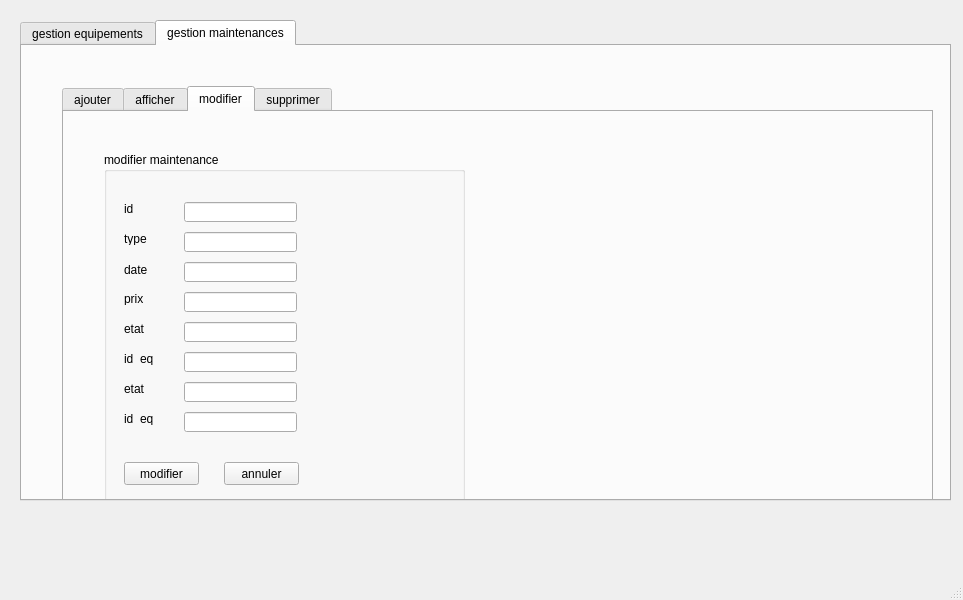
hanenjabnoun-Esprit-2019/Smart_News_Agency_2A26, file mainwindow.ui: the form before one commit.
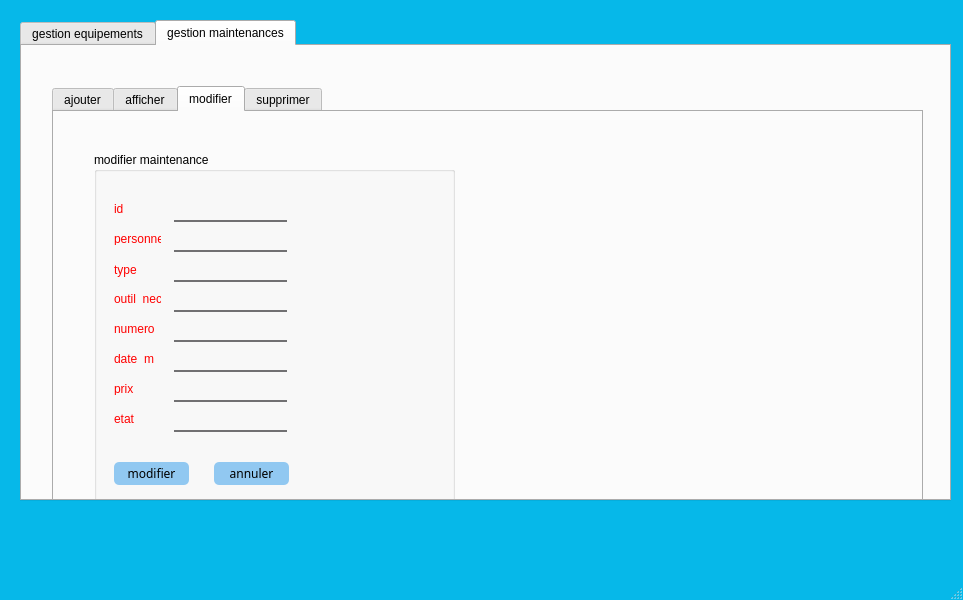
The form after the commit. The open tabs and pages were chosen to show the change.

```diff
--- a/mainwindow.ui
+++ b/mainwindow.ui
@@ -13,6 +13,43 @@
   <property name="windowTitle">
    <string>MainWindow</string>
   </property>
+  <property name="styleSheet">
+   <string notr="true">QLabel
+{
+color:red;
+front-family:century-gothic;
+font-size:12px;
+}
+QPushButton
+{
+font-family:century-gothic;
+background-color:rgb(145,200,241);
+border-radius:5px;
+}
+QLineEdit
+{
+font-family:century-gothic;
+background:transparent;
+border:none;
+border-bottom:2px solid #717072;
+}
+QPushButton:hover
+{
+color:#333;
+background:#49ebff;
+background:rgb(251,187,200,241);
+}
+QTableView
+{
+background:#333;
+background:rgba(0,0,0,0.4);
+border-radius:15px;
+}
+QMainWindow
+{
+background:rgb(6,184,233);
+}</string>
+  </property>
   <widget class="QWidget" name="centralwidget">
    <widget class="QTabWidget" name="tabWidget">
     <property name="geometry">
@@ -516,7 +553,7 @@
      <widget class="QTabWidget" name="tabWidget_3">
       <property name="geometry">
        <rect>
-        <x>40</x>
+        <x>30</x>
         <y>40</y>
         <width>871</width>
         <height>421</height>
@@ -829,19 +866,6 @@
         <property name="title">
          <string>modifier maintenance</string>
         </property>
-        <widget class="QLabel" name="label_13">
-         <property name="geometry">
-          <rect>
-           <x>20</x>
-           <y>50</y>
-           <width>47</width>
-           <height>13</height>
-          </rect>
-         </property>
-         <property name="text">
-          <string>id</string>
-         </property>
-        </widget>
         <widget class="QLineEdit" name="lineEdit_13">
          <property name="geometry">
           <rect>
@@ -852,19 +876,6 @@
           </rect>
          </property>
         </widget>
-        <widget class="QLabel" name="label_14">
-         <property name="geometry">
-          <rect>
-           <x>20</x>
-           <y>110</y>
-           <width>61</width>
-           <height>16</height>
-          </rect>
-         </property>
-         <property name="text">
-          <string>date</string>
-         </property>
-        </widget>
         <widget class="QLineEdit" name="lineEdit_14">
          <property name="geometry">
           <rect>
@@ -875,19 +886,6 @@
           </rect>
          </property>
         </widget>
-        <widget class="QLabel" name="label_15">
-         <property name="geometry">
-          <rect>
-           <x>20</x>
-           <y>140</y>
-           <width>47</width>
-           <height>13</height>
-          </rect>
-         </property>
-         <property name="text">
-          <string>prix</string>
-         </property>
-        </widget>
         <widget class="QLineEdit" name="lineEdit_15">
          <property name="geometry">
           <rect>
@@ -898,19 +896,6 @@
           </rect>
          </property>
         </widget>
-        <widget class="QLabel" name="label_16">
-         <property name="geometry">
-          <rect>
-           <x>20</x>
-           <y>170</y>
-           <width>47</width>
-           <height>13</height>
-          </rect>
-         </property>
-         <property name="text">
-          <string>etat</string>
-         </property>
-        </widget>
         <widget class="QLineEdit" name="lineEdit_16">
          <property name="geometry">
           <rect>
@@ -931,19 +916,6 @@
           </rect>
          </property>
         </widget>
-        <widget class="QLabel" name="label_17">
-         <property name="geometry">
-          <rect>
-           <x>20</x>
-           <y>80</y>
-           <width>47</width>
-           <height>13</height>
-          </rect>
-         </property>
-         <property name="text">
-          <string>type</string>
-         </property>
-        </widget>
         <widget class="QPushButton" name="pushButton_10">
          <property name="geometry">
           <rect>
@@ -980,19 +952,6 @@
           </rect>
          </property>
         </widget>
-        <widget class="QLabel" name="label_26">
-         <property name="geometry">
-          <rect>
-           <x>20</x>
-           <y>230</y>
-           <width>47</width>
-           <height>13</height>
-          </rect>
-         </property>
-         <property name="text">
-          <string>etat</string>
-         </property>
-        </widget>
         <widget class="QLineEdit" name="lineEdit_27">
          <property name="geometry">
           <rect>
@@ -1006,19 +965,6 @@
           <string/>
          </property>
         </widget>
-        <widget class="QLabel" name="label_27">
-         <property name="geometry">
-          <rect>
-           <x>20</x>
-           <y>200</y>
-           <width>47</width>
-           <height>13</height>
-          </rect>
-         </property>
-         <property name="text">
-          <string>id_eq</string>
-         </property>
-        </widget>
         <widget class="QLineEdit" name="lineEdit_28">
          <property name="geometry">
           <rect>
@@ -1032,17 +978,108 @@
           <string/>
          </property>
         </widget>
+        <widget class="QLabel" name="label_26">
+         <property name="geometry">
+          <rect>
+           <x>20</x>
+           <y>80</y>
+           <width>47</width>
+           <height>13</height>
+          </rect>
+         </property>
+         <property name="text">
+          <string>personnel</string>
+         </property>
+        </widget>
+        <widget class="QLabel" name="label_27">
+         <property name="geometry">
+          <rect>
+           <x>20</x>
+           <y>110</y>
+           <width>61</width>
+           <height>16</height>
+          </rect>
+         </property>
+         <property name="text">
+          <string>type</string>
+         </property>
+        </widget>
         <widget class="QLabel" name="label_28">
          <property name="geometry">
           <rect>
            <x>20</x>
+           <y>140</y>
+           <width>47</width>
+           <height>13</height>
+          </rect>
+         </property>
+         <property name="text">
+          <string>outil_necc</string>
+         </property>
+        </widget>
+        <widget class="QLabel" name="label_29">
+         <property name="geometry">
+          <rect>
+           <x>20</x>
            <y>260</y>
            <width>47</width>
            <height>13</height>
           </rect>
          </property>
          <property name="text">
-          <string>id_eq</string>
+          <string>etat</string>
+         </property>
+        </widget>
+        <widget class="QLabel" name="label_30">
+         <property name="geometry">
+          <rect>
+           <x>20</x>
+           <y>200</y>
+           <width>47</width>
+           <height>13</height>
+          </rect>
+         </property>
+         <property name="text">
+          <string>date_m</string>
+         </property>
+        </widget>
+        <widget class="QLabel" name="label_31">
+         <property name="geometry">
+          <rect>
+           <x>20</x>
+           <y>50</y>
+           <width>47</width>
+           <height>13</height>
+          </rect>
+         </property>
+         <property name="text">
+          <string>id</string>
+         </property>
+        </widget>
+        <widget class="QLabel" name="label_32">
+         <property name="geometry">
+          <rect>
+           <x>20</x>
+           <y>230</y>
+           <width>47</width>
+           <height>13</height>
+          </rect>
+         </property>
+         <property name="text">
+          <string>prix</string>
+         </property>
+        </widget>
+        <widget class="QLabel" name="label_33">
+         <property name="geometry">
+          <rect>
+           <x>20</x>
+           <y>170</y>
+           <width>47</width>
+           <height>13</height>
+          </rect>
+         </property>
+         <property name="text">
+          <string>numero</string>
          </property>
         </widget>
        </widget>
```
Left out of the diff: 156 changed lines with no effect on the pictures.
